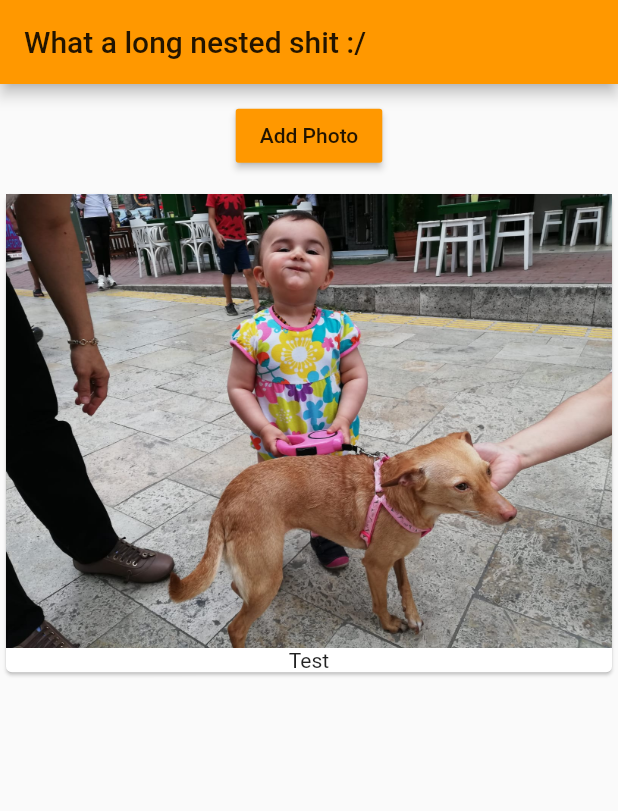
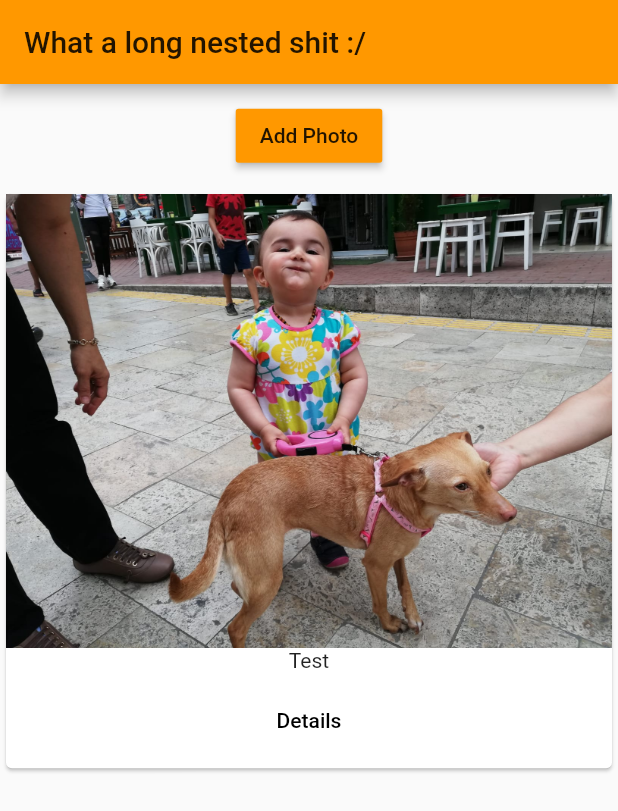
Before and after one commit to caglardursun/FlutterProjects, a Flutter app: the screen it shows after launch, after a tap on "Add Photo", on a phone screen of 412 x 824 dp. Shown: the top 811 px of the screen. Run offline on Flutter 3.47's test engine with Material 2 defaults, Android fonts, the phone set to English and light mode, and no system bars.

Commit message:
Couldn't remember what I'm doing

```diff
--- a/hello/lib/main.dart
+++ b/hello/lib/main.dart
@@ -1,6 +1,6 @@
 import "package:flutter/material.dart";
-import 'package:hello/photos_manager.dart';
-//import 'package:flutter/rendering.dart';
+import './photos_manager.dart';
+import 'pages/home.dart';
 
 //Notes :
 // I didn't like the whole class structure in first impression
@@ -29,11 +29,7 @@ class HelloApp extends StatelessWidget {
         primarySwatch: Colors.orange,
         accentColor: Colors.deepPurple
       ),
-        home: Scaffold(
-      appBar: AppBar(
-        title: Text("What a long nested shit :/"),
-      ),
-      body: PhotosManager(),
-    ));
+      home: HomePage()
+    );
   }
 }
--- /dev/null
+++ b/hello/lib/pages/home.dart
@@ -0,0 +1,14 @@
+import "package:flutter/material.dart";
+import '../photos_manager.dart';
+
+class HomePage extends StatelessWidget {
+  @override
+  Widget build(BuildContext context) {
+    return Scaffold(
+      appBar: AppBar(
+        title: Text("What a long nested shit :/"),
+      ),
+      body: PhotosManager(),
+    );
+  }
+}
--- a/hello/lib/photos.dart
+++ b/hello/lib/photos.dart
@@ -1,4 +1,5 @@
 import 'package:flutter/material.dart';
+import 'pages/photo.dart';
 
 class Photos extends StatelessWidget {
   //final means
@@ -8,24 +9,51 @@ class Photos extends StatelessWidget {
 
   Photos(this._photos);
 
-  Widget _buildPhotosItem(BuildContext context,int index){
-
+  Widget _buildPhotosItem(BuildContext context, int index) {
     return Card(
       child: Column(
         children: <Widget>[
           Image.asset("assets/mydaughter.jpg"),
-                      Text(_photos[index])
+          Text(_photos[index]),
+          ButtonBar(
+            alignment: MainAxisAlignment.center,
+            children: <Widget>[
+              FlatButton(
+                  child: Text('Details'),
+                  onPressed: () => Navigator.push(
+                      context,
+                      MaterialPageRoute(builder: (BuildContext context) => PhotoPage())
+                      )
+            ),
+            ],
+          )
         ],
       ),
     );
   }
 
+  Widget _buildPhotoLists() {
+    Widget photoCard;
+
+    if (_photos.length > 0) {
+      photoCard = ListView.builder(
+        itemBuilder: _buildPhotosItem,
+        itemCount: _photos.length,
+      );
+    } else {
+      // photoCard = Center(
+      //   child: Text("No Photos Found Add Some"),
+      // );
+      //Empty container will handle the error if we don't want any
+      //exception
+      photoCard = Container();
+    }
+
+    return photoCard;
+  }
+
   @override
   Widget build(BuildContext context) {
-
-    return _photos.length> 0 ?  ListView.builder(
-        itemBuilder: _buildPhotosItem,
-        itemCount: _photos.length,
-    ) : Center(child: Text("No Photos Found Add Some"),);
+    return _buildPhotoLists();
   }
 }
```
Also changed, not shown: hello/lib/pages/photo.dart (added, +29 -0 lines). Lines whose indentation alone changed are shown as unchanged.
